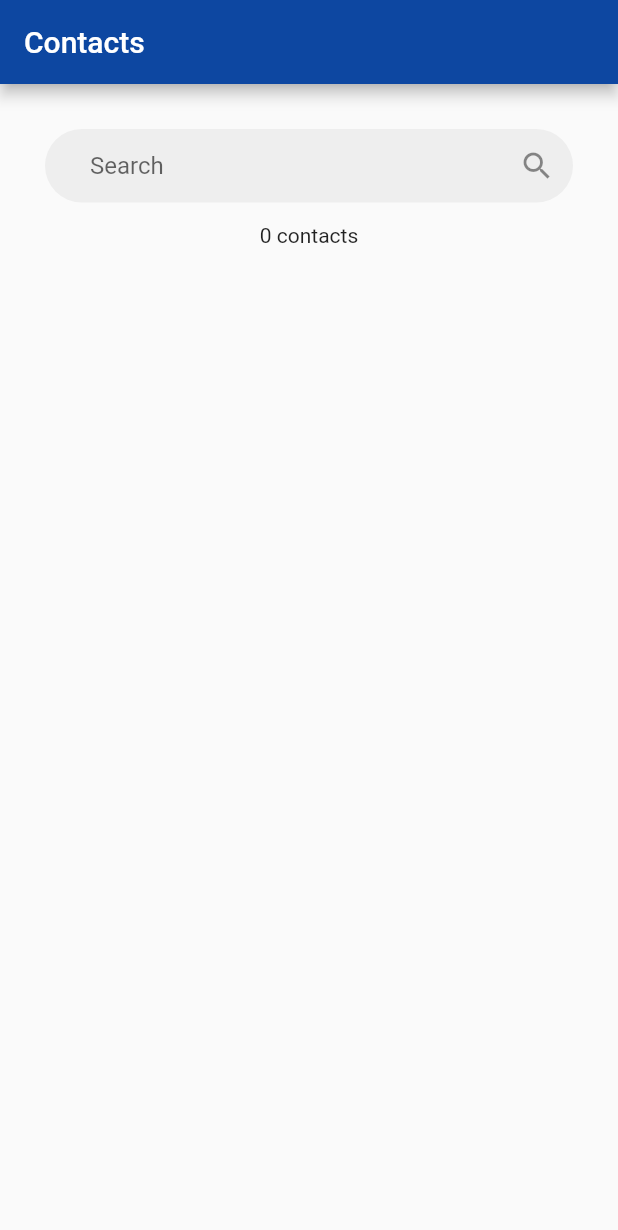
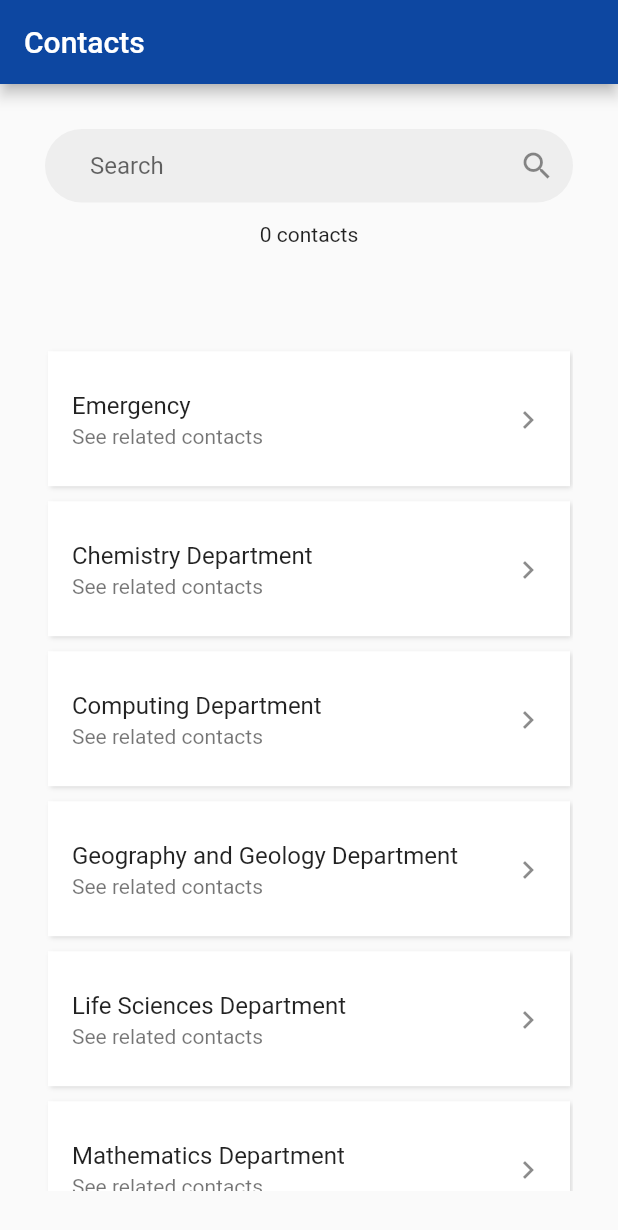
Before and after one commit to richtwin567/fst_app_flutter, a Flutter app: the screen it shows after launch, on a phone screen of 412 x 824 dp. Shown: the top 1230 px of the screen. Run offline on Flutter 3.47's test engine with Material 2 defaults, Android fonts, the phone set to English and light mode, and no system bars; network calls fail.

```diff
--- a/lib/contact_screen/django_requests/get_contacts.dart
+++ /dev/null
@@ -1,11 +0,0 @@
-import 'package:http/http.dart' as http;
-
-class GetContacts {
-  static Future<String> getContactsDjangoApi(String query) async {
-    String contactUrl = 'http://192.168.100.70:8000/contact/?search=$query';
-
-    http.Response response = await http.get(Uri.encodeFull(contactUrl));
-
-    return response.body;
-  }
-}
--- /dev/null
+++ b/lib/contact_screen/django_requests/handle_contacts.dart
@@ -0,0 +1,20 @@
+import 'package:http/http.dart' as http;
+import 'dart:convert';
+
+class GetContacts {
+  static Future<String> getContactsDjangoApi(dynamic query) async {
+    String queryString = query.toString();
+    String contactUrl = 'http://192.168.100.76:8000/contact/?search=$queryString';
+
+    http.Response response = await http.get(Uri.encodeFull(contactUrl));
+
+    return response.body;
+  }
+
+  static Future<List<dynamic>> searchDjangoContacts(dynamic value) async {
+    return GetContacts.getContactsDjangoApi(value).then((responseBody) {
+      List<dynamic> data = jsonDecode(responseBody);
+      return data;
+    });
+  }
+}
--- a/lib/contact_screen/pages/contacts_page.dart
+++ /dev/null
@@ -1,109 +0,0 @@
-import 'package:flutter/material.dart';
-import 'package:fst_app_flutter/contact_screen/django_requests/get_contacts.dart';
-import 'dart:convert';
-
-class ContactPage extends StatefulWidget {
-  @override
-  _ContactPageState createState() => _ContactPageState();
-}
-
-class _ContactPageState extends State<ContactPage> {
-  final searchController = TextEditingController();
-  List<dynamic> contacts = [];
-
-  _ContactPageState() {
-    searchDjangoContacts("");
-  }
-
-  searchDjangoContacts(value) async {
-    GetContacts.getContactsDjangoApi(value).then((responseBody) {
-      List<dynamic> data = jsonDecode(responseBody);
-      setState(() {
-        data.forEach((element) {
-          contacts.add(element);
-        });
-      });
-    });
-  }
-
-
-  @override
-  Widget build(BuildContext context) {
-    return Scaffold(
-      appBar: AppBar(
-        title: Text('Contacts'),
-      ),
-      body: Container(
-          padding: EdgeInsets.all(30.0),
-          child: Column(
-            mainAxisSize: MainAxisSize.max,
-            verticalDirection: VerticalDirection.down,
-            crossAxisAlignment: CrossAxisAlignment.center,
-            mainAxisAlignment: MainAxisAlignment.spaceBetween,
-            children: <Widget>[
-              TextField(
-                onChanged: (value) {
-                  contacts.clear();
-                  if (value.isNotEmpty) {
-                    searchDjangoContacts(value);
-                  } else {
-                    searchDjangoContacts("");
-                  }
-                },
-                decoration: InputDecoration(
-                    suffixIcon: Icon(Icons.search),
-                    contentPadding: EdgeInsets.fromLTRB(30.0, 15.0, 30.0, 15.0),
-                    hintText: 'Search',
-                    filled: true,
-                    fillColor: Colors.grey[200],
-                    border: OutlineInputBorder(
-                      borderRadius: BorderRadius.all(Radius.circular(40.0)),
-                      borderSide: BorderSide.none,
-                    )),
-              ),
-              Flexible(
-                flex: 3,
-                child:Text(
-                contacts.length.toString() + ' contacts',
-                textAlign: TextAlign.left,
-              )),
-              Spacer(
-                flex: 1,
-              ),
-              Expanded(
-                flex: 30,
-                  child: ListView.builder(
-                shrinkWrap: true,
-                itemCount: contacts.length,
-                itemBuilder: (BuildContext context, int index) {
-                  return _buildContactCard(contacts[index]);
-                },
-              ))
-            ],
-          )),
-    );
-  }
-
-  Widget _buildContactCard(contactData) {
-    String tel = '';
-    for (var i = 0; i < contactData['phone_contact_set'].length; i++) {
-      tel += contactData['phone_contact_set'][i]['phone'];
-      tel += ', ';
-    }
-    return Container(
-
-        margin: EdgeInsets.fromLTRB(2.0, 5.0, 2.0, 5.0),
-        decoration: BoxDecoration(color: Colors.white, boxShadow: [
-          BoxShadow(
-              blurRadius: 2.0,
-              color: Colors.grey[350],
-              offset: Offset(1.0, 1.0))
-        ]),
-        child: ListTile(
-          /* onTap: Navigator.push(context, route), */
-          title: Text(contactData['id'].toString() + ' ' + contactData['name']),
-          subtitle: Text(contactData['description'] + ' ' + tel),
-          trailing: Icon(Icons.chevron_right),
-        ));
-  }
-}
--- /dev/null
+++ b/lib/contact_screen/pages/contacts_page_general.dart
@@ -0,0 +1,217 @@
+import 'package:flutter/material.dart';
+import 'package:fst_app_flutter/contact_screen/django_requests/handle_contacts.dart';
+import 'package:fst_app_flutter/contact_screen/pages/contact_detail_page.dart';
+
+/// Makes a container that gives the child widget a card like background
+class ContactCard extends Container {
+  /// [child] required widget that should go inside the card
+  final Widget child;
+
+  /// [margin] the space around the contact card
+  ///
+  /// default if no margin is specified:
+  ///
+  /// * this.margin = const EdgeInsets.fromLTRB(2.0, 5.0, 2.0, 5.0)
+  final EdgeInsetsGeometry margin;
+
+  /// [padding] the space inside the card between the child and the edge of the card
+  final EdgeInsetsGeometry padding;
+
+  /// [height] the height of the child
+  final double height;
+
+  /// Creates a Contact card
+  ///
+  /// [child] required widget that should go inside the card.
+  ///
+  /// [height] the height of the child
+  ///
+  /// [margin] the space around the contact card
+  ///
+  /// [padding] the space inside the card between the child and the edge
+  ///           of the card
+  ContactCard(
+      {Key key,
+      @required this.child,
+      this.height,
+      this.margin = const EdgeInsets.fromLTRB(2.0, 5.0, 2.0, 5.0),
+      this.padding})
+      : super(
+            key: key,
+            child: child,
+            height: height,
+            decoration: BoxDecoration(color: Colors.white, boxShadow: [
+              BoxShadow(
+                  blurRadius: 2.0,
+                  color: Colors.grey[350],
+                  offset: Offset(1.0, 1.0))
+            ]));
+} // ContactCard defintion
+
+/// Makes a ListTile wrapped in a Container with the appropriate styling and
+/// allows navigation to new pages
+class ContactTile extends StatelessWidget {
+  ///[title]  the required title of the list tile
+  final String title;
+
+  ///[subtitle] for the list tile
+  final String subtitle;
+
+  ///[namedRoute] the page that the Navigator should push when the tile is tapped.
+  ///Must be a named route.
+  final String namedRoute;
+
+  ///[arguments] the data to be passed to the next page when the tile is tapped
+  final dynamic arguments;
+
+  ///Creates a contact tile
+  ///
+  ///[title]  the title of the list tile
+  ///
+  ///[subtitle] for the list tile
+  ///
+  ///[namedRoute] the page that the Navigator should push when the tile is tapped.
+  ///Must be a named route.
+  ///
+  ///[arguments] the data to be passed to the next page when the tile is tapped
+  ContactTile(
+      {Key key,
+      @required this.title,
+      @required this.subtitle,
+      @required this.namedRoute,
+      this.arguments})
+      : super(key: key);
+
+  @override
+  Widget build(BuildContext context) {
+    return ContactCard(
+        height: 90.0,
+        child: ListTile(
+          contentPadding: EdgeInsets.fromLTRB(16.0, 10.0, 16.0, 10.0),
+          onTap: () {
+            arguments != null
+                ? Navigator.pushNamed(context, namedRoute, arguments: arguments)
+                : Navigator.pushNamed(context, namedRoute);
+          },
+          title: Text(title),
+          subtitle: Text(subtitle),
+          trailing: Icon(Icons.chevron_right),
+        ));
+  }
+} // ContactTile definition
+
+class ContactPage extends StatefulWidget {
+  static const routeName = '/contact';
+
+  const ContactPage({Key key}) : super(key: key);
+
+  @override
+  _ContactPageState createState() => _ContactPageState();
+} // ContactPage definition
+
+class _ContactPageState extends State<ContactPage> {
+  var _currentValue = '';
+  static final List<String> _categories = [
+    'Emergency',
+    'Chemistry Department',
+    'Computing Department',
+    'Geography and Geology Department',
+    'Life Sciences Department',
+    'Mathematics Department',
+    'Physics Department',
+    'Other Contacts'
+  ];
+
+  final ListView _defaultView = ListView(
+      children: List<Widget>.generate(_categories.length, (index) {
+    return ContactTile(
+        title: _categories[index],
+        subtitle: 'See related contacts',
+        namedRoute: null);
+  }));
+
+  List<dynamic> _contacts = [];
+
+  _ContactPageState() {
+    _updateContactsList('');
+  }
+
+  _updateContactsList(value) async {
+    GetContacts.searchDjangoContacts(value).then((data) {
+      setState(() {
+        _contacts.addAll(data);
+      });
+    });
+  }
+
+  @override
+  Widget build(BuildContext context) {
+    return Scaffold(
+        appBar: AppBar(
+          title: Text('Contacts'),
+        ),
+        body: Container(
+            padding: EdgeInsets.all(30.0),
+            child: Column(
+                mainAxisSize: MainAxisSize.max,
+                verticalDirection: VerticalDirection.down,
+                crossAxisAlignment: CrossAxisAlignment.center,
+                mainAxisAlignment: MainAxisAlignment.spaceBetween,
+                children: <Widget>[
+                  TextField(
+                    onChanged: (value) {
+                      _currentValue = value;
+                      _contacts.clear();
+                      if (value.isNotEmpty) {
+                        _updateContactsList(value);
+                      } else {
+                        _updateContactsList('');
+                      }
+                    },
+                    decoration: InputDecoration(
+                        suffixIcon: Icon(Icons.search),
+                        contentPadding:
+                            EdgeInsets.fromLTRB(30.0, 15.0, 30.0, 15.0),
+                        hintText: 'Search',
+                        filled: true,
+                        fillColor: Colors.grey[200],
+                        border: OutlineInputBorder(
+                          borderRadius: BorderRadius.all(Radius.circular(40.0)),
+                          borderSide: BorderSide.none,
+                        )),
+                  ),
+                  Flexible(
+                      flex: 3,
+                      child: Text(
+                        _contacts.length.toString() + ' contacts',
+                        textAlign: TextAlign.left,
+                      )),
+                  Spacer(
+                    flex: 2,
+                  ),
+                  Expanded(
+                      flex: 30,
+                      child: _currentValue == ''
+                          ? _defaultView
+                          : buildContactListView(_contacts))
+                ])));
+  }
+} // _ContactPageState
+
+/// Builds a contact list view for the specified contacts
+/// [contacts] the list of contacts
+Widget buildContactListView(List<dynamic> contacts) {
+  return ListView.builder(
+      shrinkWrap: true,
+      itemCount: contacts.length,
+      semanticChildCount: contacts.length,
+      itemBuilder: (BuildContext context, int index) {
+        return ContactTile(
+            title: contacts[index]['id'].toString() +
+                ' ' +
+                contacts[index]['name'],
+            subtitle: contacts[index]['description'],
+            namedRoute: ContactDetailPage.routeName,
+            arguments: contacts[index]);
+      });
+} // buildContactCard
--- a/lib/main.dart
+++ b/lib/main.dart
@@ -1,5 +1,6 @@
 import 'package:flutter/material.dart';
-import 'package:fst_app_flutter/contact_screen/pages/contacts_page.dart';
+import 'package:fst_app_flutter/contact_screen/pages/contacts_page_general.dart';
+import 'package:fst_app_flutter/contact_screen/pages/contact_detail_page.dart';
 
 void main() {
   runApp(MyApp());
@@ -11,10 +12,14 @@ class MyApp extends StatelessWidget {
   Widget build(BuildContext context) {
     return MaterialApp(
       title: 'Flutter Demo',
-      initialRoute: '/contact',
+      initialRoute: ContactPage.routeName,
       routes: {
-        '/home': (context) => MyHomePage(title: 'FSTApp',),
-        '/contact': (context) => ContactPage(),
+        '/home': (context) => MyHomePage(
+              title: 'FST App',
+            ),
+        ContactPage.routeName: (context) => ContactPage(),
+        ContactDetailPage.routeName: (context) =>
+            ContactDetailPage(),
       },
       theme: ThemeData(
         // This is the theme of your application.
--- a/pubspec.yaml
+++ b/pubspec.yaml
@@ -44,11 +44,15 @@ flutter:
   # included with your application, so that you can use the icons in
   # the material Icons class.
   uses-material-design: true
-
   # To add assets to your application, add an assets section, like this:
   # assets:
   #   - images/a_dot_burr.jpeg
   #   - images/a_dot_ham.jpeg
+
+  assets:
+    - assets/images/person-white-48dp.svg
+    - assets/images/contact/1x/baseline_person_white_48dp.png
+    - assets/images/contact/2x/baseline_person_white_48dp.png
 
   # An image asset can refer to one or more resolution-specific "variants", see
   # https://flutter.dev/assets-and-images/#resolution-aware.
```
Also changed, not shown: lib/contact_screen/pages/contact_detail_page.dart (+133 -0 lines), lib/contact_screen/pages/contacts_page_chem.dart (added, +82 -0 lines), assets/images/contact/1x/baseline_person_white_48dp.png (added), assets/images/contact/2x/baseline_person_white_48dp.png (added), assets/images/person-white-48dp.svg (added).
